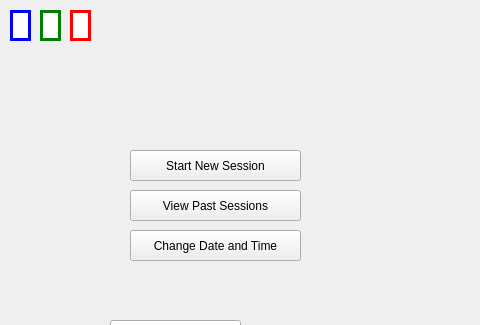
Above: mainwindow.ui from voidranjer/comp3004-final before the change; both pictures show x 0 to 480 and y 0 to 325 of the 800 by 600 pixel window. Below: the same form after it.
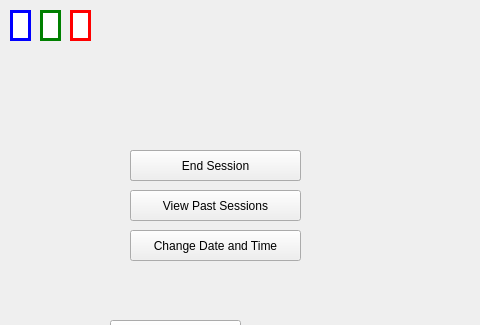
That is the form after the change.

Commit message: Added end session button and integrated logic and animations as well as fixed out of battery logic and animations

```diff
--- a/mainwindow.ui
+++ b/mainwindow.ui
@@ -234,6 +234,19 @@
      <string>Change Date and Time</string>
     </property>
    </widget>
+   <widget class="QPushButton" name="end_session">
+    <property name="geometry">
+     <rect>
+      <x>130</x>
+      <y>150</y>
+      <width>171</width>
+      <height>31</height>
+     </rect>
+    </property>
+    <property name="text">
+     <string>End Session</string>
+    </property>
+   </widget>
    <zorder>battery_top</zorder>
    <zorder>blue_light</zorder>
    <zorder>green_light</zorder>
@@ -246,6 +259,7 @@
    <zorder>start_session</zorder>
    <zorder>past_session</zorder>
    <zorder>change_date</zorder>
+   <zorder>end_session</zorder>
   </widget>
  </widget>
  <resources/>
```
The commit also changes 2 other files.
